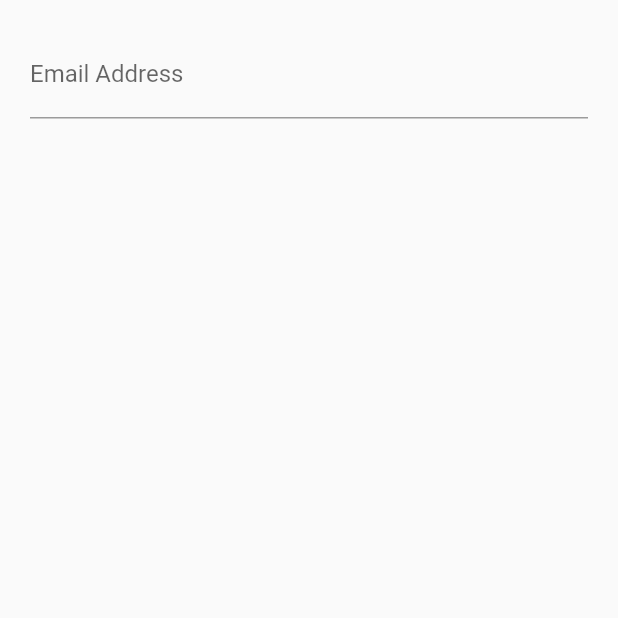
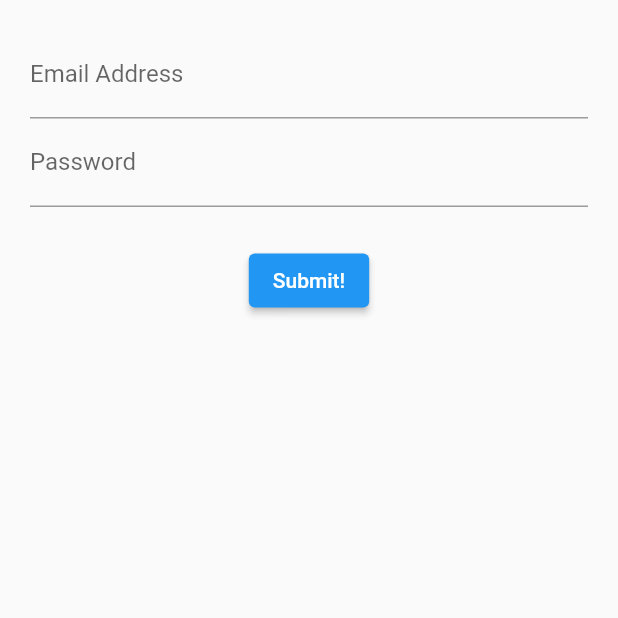
Before and after one commit to Ado2211/dart-flutter_udemy, a Flutter app: the screen it shows after launch, on a phone screen of 412 x 824 dp, the top half of it. Run offline on Flutter 3.47's test engine with Material 2 defaults, Android fonts, the phone set to English and light mode, and no system bars.

Commit message:
login stateful

```diff
--- a/login_stateful/lib/src/app.dart
+++ b/login_stateful/lib/src/app.dart
@@ -2,8 +2,11 @@ import 'package:flutter/material.dart';
 import 'screens/login_screen.dart';
 
 class App extends StatelessWidget {
+  const App({super.key});
+
+@override
   Widget build(context) {
-    return MaterialApp(
+    return const MaterialApp(
       title: 'Log Me In',
       home: Scaffold(
         body: LoginScreen(),
--- a/login_stateful/lib/src/screens/login_screen.dart
+++ b/login_stateful/lib/src/screens/login_screen.dart
@@ -1,21 +1,29 @@
 import 'package:flutter/material.dart';
 
 class LoginScreen extends StatefulWidget {
+  const LoginScreen({super.key});
+
+  @override
   createState() {
     return LoginScreenState();
   }
 }
 
 class LoginScreenState extends State<LoginScreen> {
+  @override
   Widget build(context) {
     return Container(
-      margin: EdgeInsets.all(20.0),
+      margin: const EdgeInsets.all(20.0),
       child: Form(
         child: Column(
-          children: [emailField(),
-          // passwordField(),
-         //   submitButton()
-         ],
+          children: [
+                  emailField(),
+                  passwordField(),
+                  Container(
+                    margin: const EdgeInsets.only(top: 25.0),
+                  ),
+                  submitButton(),
+                ],
         ),
       ),
     );
@@ -24,14 +32,32 @@ class LoginScreenState extends State<LoginScreen> {
   Widget emailField() {
     return TextFormField(
       keyboardType: TextInputType.emailAddress,
-      decoration: InputDecoration(
+      decoration: const InputDecoration(
         labelText: 'Email Address',
         hintText: 'you@example.com',
+
+      ),
+       onSaved: (String? value) {
+
+      },
+    );
+  }
+
+  Widget passwordField() {
+    return TextFormField(
+      decoration: const InputDecoration(
+        labelText: 'Password',
+        hintText: 'Password',
       ),
     );
   }
 
- // Widget passwordField() {}
+  Widget submitButton() {
+    return ElevatedButton(
+      child:const Text('Submit!'),
+      onPressed: () {
 
-  // Widget submitButton() {}
+      },
+    );
+  }
 }
```
Also changed, not shown: 1 other file.
